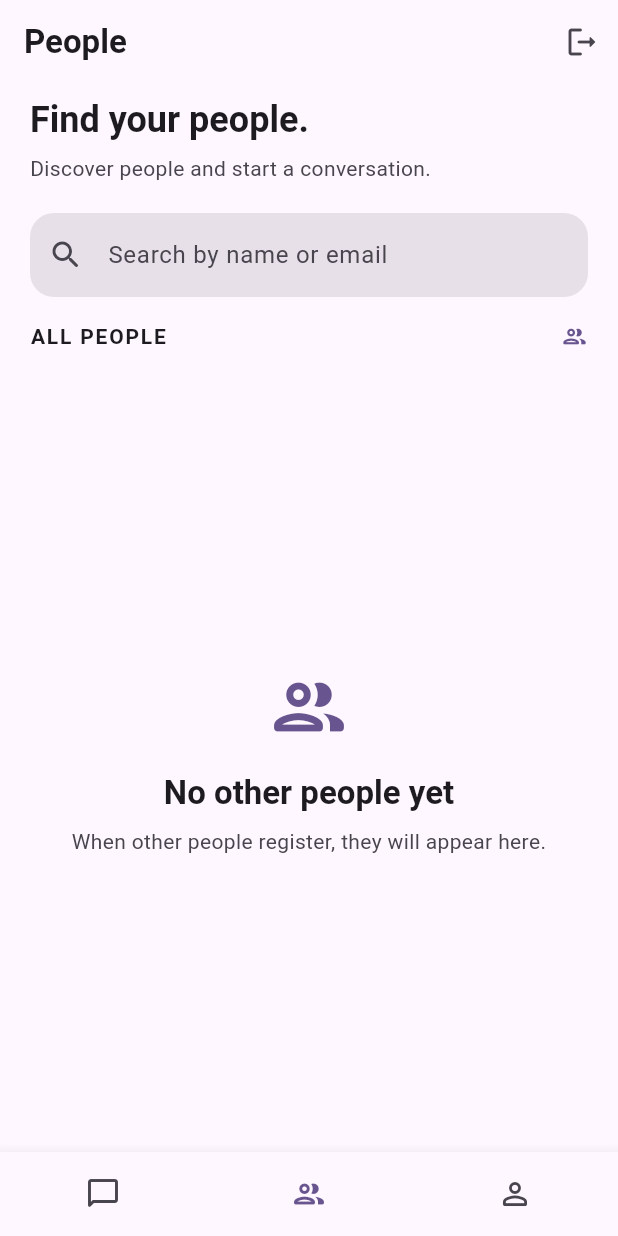
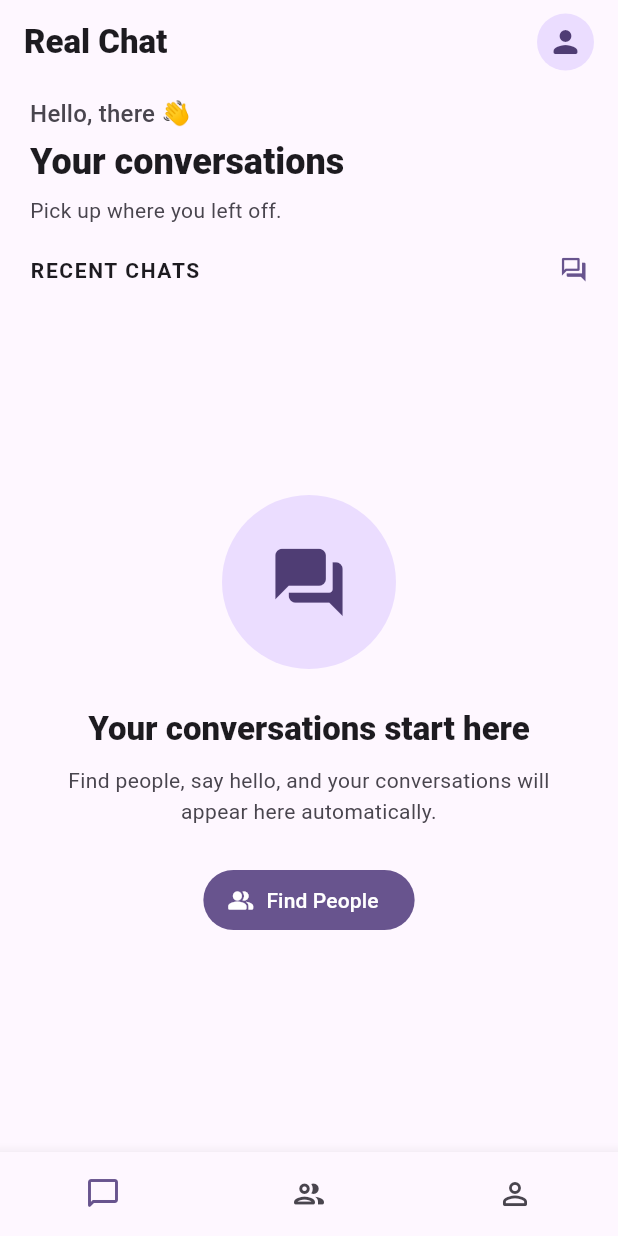
Before and after one commit to MUfoysal/real-chat, a Flutter app: the screen it shows once a user with an empty profile is signed in, on a phone screen of 412 x 824 dp. Run offline on Flutter 3.47's test engine with Material 3 defaults, Android fonts, the phone set to English and light mode, and no system bars; drawn by our look-alikes of animated_bottom_navigation_bar; our stand-ins replace cloud_firestore, firebase_auth, firebase_core; accounts and stored records are empty.

Commit message:
feat(chat): add conversation stream for chats list

```diff
--- a/lib/features/chat/data/chat_repository.dart
+++ b/lib/features/chat/data/chat_repository.dart
@@ -55,6 +55,15 @@ class ChatRepository {
     });
 
     return id;
+  }
+
+
+  Stream<QuerySnapshot<Map<String, dynamic>>> conversationsStream(
+    String currentUid,
+  ) {
+    return _chats
+        .where('participants', arrayContains: currentUid)
+        .snapshots();
   }
 
   Stream<List<ChatMessage>> messagesStream(String chatId) {
--- /dev/null
+++ b/lib/features/chat/presentation/pages/chats_page.dart
@@ -0,0 +1,417 @@
+
+import 'package:cloud_firestore/cloud_firestore.dart';
+import 'package:firebase_auth/firebase_auth.dart';
+import 'package:flutter/material.dart';
+
+import '../../data/chat_repository.dart';
+import 'chat_page.dart';
+
+class ChatsPage extends StatefulWidget {
+  const ChatsPage({
+    super.key,
+    required this.currentUser,
+    required this.onFindPeople,
+  });
+
+  final User currentUser;
+  final VoidCallback onFindPeople;
+
+  @override
+  State<ChatsPage> createState() => _ChatsPageState();
+}
+
+class _ChatsPageState extends State<ChatsPage> {
+  final ChatRepository _chatRepository = ChatRepository();
+
+  String _displayName(Map<String, dynamic> data) {
+    final name = (data['name'] as String? ?? '').trim();
+    final email = (data['email'] as String? ?? '').trim();
+
+    if (name.isNotEmpty) return name;
+    if (email.isNotEmpty) return email;
+    return 'Unknown user';
+  }
+
+  String _initials(String name) {
+    final parts = name.trim().split(RegExp(r'\s+'));
+
+    if (parts.isEmpty || parts.first.isEmpty) return '?';
+    if (parts.length == 1) return parts.first[0].toUpperCase();
+
+    return '${parts.first[0]}${parts.last[0]}'.toUpperCase();
+  }
+
+  DateTime _activityTime(Map<String, dynamic> data) {
+    final value = data['lastMessageAt'] ?? data['createdAt'];
+
+    if (value is Timestamp) return value.toDate();
+    return DateTime.fromMillisecondsSinceEpoch(0);
+  }
+
+  String _formatTime(DateTime? date) {
+    if (date == null) return '';
+
+    final now = DateTime.now();
+    final today = DateTime(now.year, now.month, now.day);
+    final day = DateTime(date.year, date.month, date.day);
+
+    if (day == today) {
+      final hour = date.hour % 12 == 0 ? 12 : date.hour % 12;
+      final minute = date.minute.toString().padLeft(2, '0');
+      final period = date.hour >= 12 ? 'PM' : 'AM';
+      return '$hour:$minute $period';
+    }
+
+    if (now.difference(day).inDays == 1) return 'Yesterday';
+
+    if (date.year == now.year) {
+      const months = [
+        'Jan', 'Feb', 'Mar', 'Apr', 'May', 'Jun',
+        'Jul', 'Aug', 'Sep', 'Oct', 'Nov', 'Dec',
+      ];
+      return '${date.day} ${months[date.month - 1]}';
+    }
+
+    return '${date.day}/${date.month}/${date.year}';
+  }
+
+  @override
+  Widget build(BuildContext context) {
+    final theme = Theme.of(context);
+    final colors = theme.colorScheme;
+    final currentName = (widget.currentUser.displayName ?? '').trim();
+    final greetingName = currentName.isNotEmpty
+        ? currentName.split(RegExp(r'\s+')).first
+        : 'there';
+
+    return Scaffold(
+      appBar: AppBar(
+        automaticallyImplyLeading: false,
+        title: const Text(
+          'Real Chat',
+          style: TextStyle(fontWeight: FontWeight.w800),
+        ),
+        actions: [
+          Padding(
+            padding: const EdgeInsets.only(right: 16),
+            child: CircleAvatar(
+              radius: 19,
+              backgroundColor: colors.primaryContainer,
+              backgroundImage: widget.currentUser.photoURL != null
+                  ? NetworkImage(widget.currentUser.photoURL!)
+                  : null,
+              child: widget.currentUser.photoURL == null
+                  ? Icon(
+                      Icons.person_rounded,
+                      color: colors.onPrimaryContainer,
+                    )
+                  : null,
+            ),
+          ),
+        ],
+      ),
+      body: SafeArea(
+        top: false,
+        child: Column(
+          crossAxisAlignment: CrossAxisAlignment.start,
+          children: [
+            Padding(
+              padding: const EdgeInsets.fromLTRB(20, 8, 20, 20),
+              child: Column(
+                crossAxisAlignment: CrossAxisAlignment.start,
+                children: [
+                  Text(
+                    'Hello, $greetingName 👋',
+                    style: theme.textTheme.titleMedium?.copyWith(
+                      color: colors.onSurfaceVariant,
+                    ),
+                  ),
+                  const SizedBox(height: 4),
+                  Text(
+                    'Your conversations',
+                    style: theme.textTheme.headlineSmall?.copyWith(
+                      fontWeight: FontWeight.w800,
+                    ),
+                  ),
+                  const SizedBox(height: 6),
+                  Text(
+                    'Pick up where you left off.',
+                    style: theme.textTheme.bodyMedium?.copyWith(
+                      color: colors.onSurfaceVariant,
+                    ),
+                  ),
+                ],
+              ),
+            ),
+            Padding(
+              padding: const EdgeInsets.symmetric(horizontal: 20),
+              child: Row(
+                children: [
+                  Text(
+                    'RECENT CHATS',
+                    style: theme.textTheme.labelLarge?.copyWith(
+                      fontWeight: FontWeight.bold,
+                      letterSpacing: 1.1,
+                    ),
+                  ),
+                  const Spacer(),
+                  Icon(
+                    Icons.forum_outlined,
+                    size: 19,
+                    color: colors.primary,
+                  ),
+                ],
+              ),
+            ),
+            const SizedBox(height: 12),
+            Expanded(
+              child: StreamBuilder<QuerySnapshot<Map<String, dynamic>>>(
+                stream: _chatRepository.conversationsStream(
+                  widget.currentUser.uid,
+                ),
+                builder: (context, snapshot) {
+                  if (snapshot.hasError) {
+                    return _ChatsStatus(
+                      icon: Icons.cloud_off_rounded,
+                      title: 'Could not load your chats',
+                      message:
+                          'Check your connection and Firestore security rules, then try again.',
+                      actionLabel: 'Find People',
+                      onAction: widget.onFindPeople,
+                    );
+                  }
+
+                  if (snapshot.connectionState == ConnectionState.waiting) {
+                    return const Center(
+                      child: CircularProgressIndicator(),
+                    );
+                  }
+
+                  final conversations =
+                      List<QueryDocumentSnapshot<Map<String, dynamic>>>.from(
+                        snapshot.data?.docs ?? [],
+                      );
+
+                  conversations.sort((a, b) {
+                    return _activityTime(b.data()).compareTo(
+                      _activityTime(a.data()),
+                    );
+                  });
+
+                  if (conversations.isEmpty) {
+                    return _ChatsStatus(
+                      icon: Icons.forum_rounded,
+                      title: 'Your conversations start here',
+                      message:
+                          'Find people, say hello, and your conversations will appear here automatically.',
+                      actionLabel: 'Find People',
+                      onAction: widget.onFindPeople,
+                    );
+                  }
+
+                  return ListView.separated(
+                    padding: const EdgeInsets.fromLTRB(16, 0, 16, 20),
+                    itemCount: conversations.length,
+                    separatorBuilder: (_, _) => const SizedBox(height: 8),
+                    itemBuilder: (context, index) {
+                      final conversation = conversations[index];
+                      final data = conversation.data();
+                      final participants = (data['participants'] as List?)
+                              ?.whereType<String>()
+                              .toList() ??
+                          [];
+
+                      final otherUid = participants.firstWhere(
+                        (uid) => uid != widget.currentUser.uid,
+                        orElse: () => '',
+                      );
+
+                      if (otherUid.isEmpty) {
+                        return const SizedBox.shrink();
+                      }
+
+                      return FutureBuilder<
+                          DocumentSnapshot<Map<String, dynamic>>>(
+                        future: FirebaseFirestore.instance
+                            .collection('users')
+                            .doc(otherUid)
+                            .get(),
+                        builder: (context, userSnapshot) {
+                          final userData = userSnapshot.data?.data() ?? {};
+                          final name = _displayName(userData);
+                          final email =
+                              (userData['email'] as String? ?? '').trim();
+                          final photoUrl =
+                              (userData['photoUrl'] as String? ?? '').trim();
+                          final lastMessage =
+                              (data['lastMessage'] as String? ?? '').trim();
+                          final activityTime = _activityTime(data);
+                          final hasActivity = activityTime
+                              .isAfter(DateTime.fromMillisecondsSinceEpoch(0));
+
+                          return Card(
+                            margin: EdgeInsets.zero,
+                            elevation: 0,
+                            color: colors.surfaceContainerLow,
+                            shape: RoundedRectangleBorder(
+                              borderRadius: BorderRadius.circular(18),
+                            ),
+                            child: ListTile(
+                              contentPadding: const EdgeInsets.symmetric(
+                                horizontal: 14,
+                                vertical: 9,
+                              ),
+                              leading: CircleAvatar(
+                                radius: 27,
+                                backgroundColor: colors.primaryContainer,
+                                foregroundColor: colors.onPrimaryContainer,
+                                backgroundImage: photoUrl.isNotEmpty
+                                    ? NetworkImage(photoUrl)
+                                    : null,
+                                child: photoUrl.isEmpty
+                                    ? Text(
+                                        _initials(name),
+                                        style: const TextStyle(
+                                          fontWeight: FontWeight.bold,
+                                        ),
+                                      )
+                                    : null,
+                              ),
+                              title: Text(
+                                name,
+                                maxLines: 1,
+                                overflow: TextOverflow.ellipsis,
+                                style: const TextStyle(
+                                  fontWeight: FontWeight.w700,
+                                ),
+                              ),
+                              subtitle: Padding(
+                                padding: const EdgeInsets.only(top: 5),
+                                child: Text(
+                                  lastMessage.isNotEmpty
+                                      ? lastMessage
+                                      : 'Start a conversation',
+                                  maxLines: 1,
+                                  overflow: TextOverflow.ellipsis,
+                                  style: TextStyle(
+                                    color: colors.onSurfaceVariant,
+                                  ),
+                                ),
+                              ),
+                              trailing: Column(
+                                mainAxisAlignment: MainAxisAlignment.center,
+                                crossAxisAlignment: CrossAxisAlignment.end,
+                                children: [
+                                  if (hasActivity)
+                                    Text(
+                                      _formatTime(activityTime),
+                                      style: theme.textTheme.labelSmall
+                                          ?.copyWith(
+                                        color: colors.onSurfaceVariant,
+                                      ),
+                                    ),
+                                  const SizedBox(height: 6),
+                                  Icon(
+                                    Icons.chevron_right_rounded,
+                                    color: colors.onSurfaceVariant,
+                                    size: 20,
+                                  ),
+                                ],
+                              ),
+                              onTap: () {
+                                Navigator.of(context).push(
+                                  MaterialPageRoute(
+                                    builder: (_) => ChatPage(
+                                      currentUser: widget.currentUser,
+                                      otherUid: otherUid,
+                                      otherName: name,
+                                      otherEmail: email,
+                                      otherPhotoUrl: photoUrl,
+                                    ),
+                                  ),
+                                );
+                              },
+                            ),
+                          );
+                        },
+                      );
+                    },
+                  );
+                },
+              ),
+            ),
+          ],
+        ),
+      ),
+    );
+  }
+}
+
+class _ChatsStatus extends StatelessWidget {
+  const _ChatsStatus({
+    required this.icon,
+    required this.title,
+    required this.message,
+    required this.actionLabel,
+    required this.onAction,
+  });
+
+  final IconData icon;
+  final String title;
+  final String message;
+  final String actionLabel;
+  final VoidCallback onAction;
+
+  @override
+  Widget build(BuildContext context) {
+    final theme = Theme.of(context);
+    final colors = theme.colorScheme;
+
+    return Center(
+      child: SingleChildScrollView(
+        padding: const EdgeInsets.fromLTRB(32, 16, 32, 32),
+        child: Column(
+          mainAxisSize: MainAxisSize.min,
+          children: [
+            Container(
+              width: 116,
+              height: 116,
+              decoration: BoxDecoration(
+                color: colors.primaryContainer,
+                shape: BoxShape.circle,
+              ),
+              child: Icon(
+                icon,
+                size: 54,
+                color: colors.onPrimaryContainer,
+              ),
+            ),
+            const SizedBox(height: 26),
+            Text(
+              title,
+              textAlign: TextAlign.center,
+              style: theme.textTheme.titleLarge?.copyWith(
+                fontWeight: FontWeight.w800,
+              ),
+            ),
+            const SizedBox(height: 10),
+            Text(
+              message,
+              textAlign: TextAlign.center,
+              style: theme.textTheme.bodyMedium?.copyWith(
+                color: colors.onSurfaceVariant,
+                height: 1.5,
+              ),
+            ),
+            const SizedBox(height: 24),
+            FilledButton.icon(
+              onPressed: onAction,
+              icon: const Icon(Icons.people_alt_rounded),
+              label: Text(actionLabel),
+            ),
+          ],
+        ),
+      ),
+    );
+  }
+}
--- a/lib/features/navigation/presentation/pages/main_navigation_page.dart
+++ b/lib/features/navigation/presentation/pages/main_navigation_page.dart
@@ -2,10 +2,8 @@
 import 'package:animated_bottom_navigation_bar/animated_bottom_navigation_bar.dart';
 import 'package:firebase_auth/firebase_auth.dart';
 import 'package:flutter/material.dart';
-import 'package:real_chat/features/chat/presentation/pages/users_page.dart';
-
-
-
+import '../../../chat/presentation/pages/chats_page.dart';
+import '../../../chat/presentation/pages/users_page.dart';
 class MainNavigationPage extends StatefulWidget {
   const MainNavigationPage({
     super.key,
@@ -19,7 +17,7 @@ class MainNavigationPage extends StatefulWidget {
 }
 
 class _MainNavigationPageState extends State<MainNavigationPage> {
-  int _selectedIndex = 1;
+  int _selectedIndex = 0;
 
   static const List<IconData> _icons = [
     Icons.chat_bubble_outline_rounded,
@@ -29,21 +27,19 @@ class _MainNavigationPageState extends State<MainNavigationPage> {
 
   @override
   Widget build(BuildContext context) {
-    final theme = Theme.of(context);
-    final colors = theme.colorScheme;
+    final colors = Theme.of(context).colorScheme;
 
     final pages = [
-      const _PlaceholderPage(
-        icon: Icons.chat_bubble_outline_rounded,
-        title: 'Chats',
-        message: 'Your conversations will appear here.',
+      ChatsPage(
+        currentUser: widget.currentUser,
+        onFindPeople: () {
+          setState(() {
+            _selectedIndex = 1;
+          });
+        },
       ),
       UsersPage(currentUser: widget.currentUser),
-      const _PlaceholderPage(
-        icon: Icons.person_outline_rounded,
-        title: 'Profile',
-        message: 'Your profile will appear here.',
-      ),
+      const _ProfilePlaceholder(),
     ];
 
     return Scaffold(
@@ -72,16 +68,8 @@ class _MainNavigationPageState extends State<MainNavigationPage> {
   }
 }
 
-class _PlaceholderPage extends StatelessWidget {
-  const _PlaceholderPage({
-    required this.icon,
-    required this.title,
-    required this.message,
-  });
-
-  final IconData icon;
-  final String title;
-  final String message;
+class _ProfilePlaceholder extends StatelessWidget {
+  const _ProfilePlaceholder();
 
   @override
   Widget build(BuildContext context) {
@@ -90,33 +78,33 @@ class _PlaceholderPage extends StatelessWidget {
 
     return Scaffold(
       appBar: AppBar(
-        title: Text(
-          title,
-          style: const TextStyle(fontWeight: FontWeight.bold),
+        title: const Text(
+          'Profile',
+          style: TextStyle(fontWeight: FontWeight.bold),
         ),
       ),
       body: Center(
-        child: Padding(
-          padding: const EdgeInsets.all(24),
         child: Column(
           mainAxisSize: MainAxisSize.min,
           children: [
-              Icon(icon, size: 64, color: colors.primary),
+            Icon(
+              Icons.person_outline_rounded,
+              size: 64,
+              color: colors.primary,
+            ),
             const SizedBox(height: 16),
             Text(
-                title,
+              'Your Profile',
               style: theme.textTheme.headlineSmall,
             ),
             const SizedBox(height: 8),
             Text(
-                message,
-                textAlign: TextAlign.center,
+              'Your account details will appear here.',
               style: TextStyle(color: colors.onSurfaceVariant),
             ),
           ],
         ),
       ),
-      ),
     );
   }
 }
```
Lines whose indentation alone changed are shown as unchanged.
